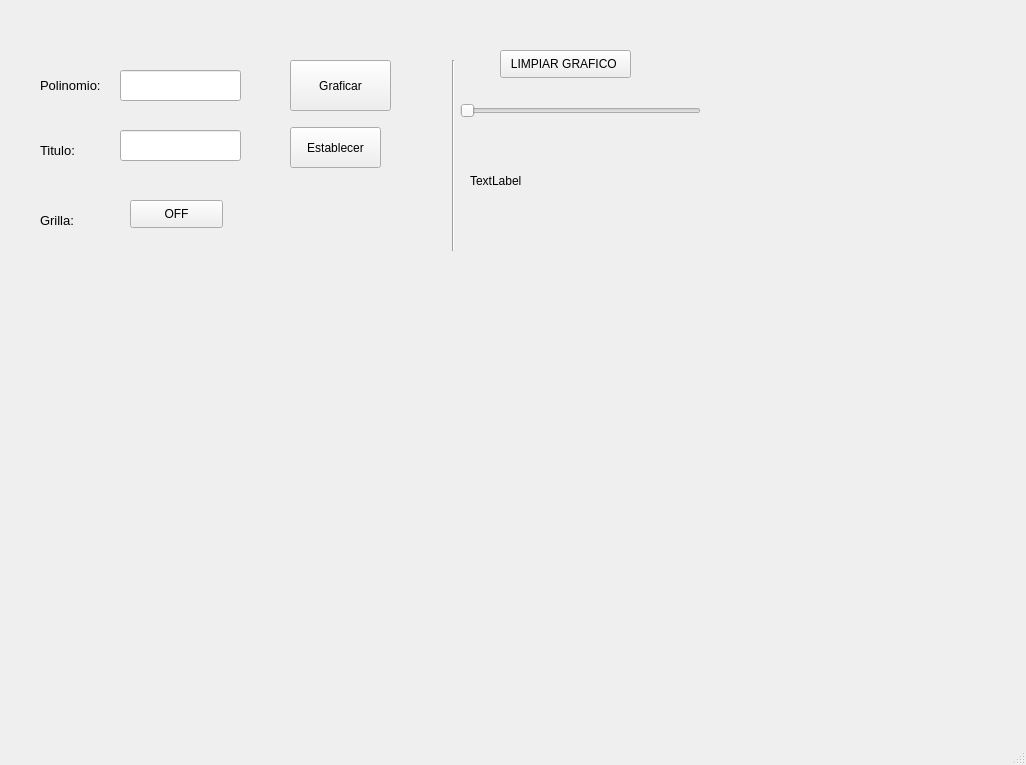
Above: Unidad 4/P4_ChecarPuedeVotar.ui from Emanuel-Izaguirre-Cortes-03/Pip_2025_1_eq_4_i before the change. Below: the same form after it.
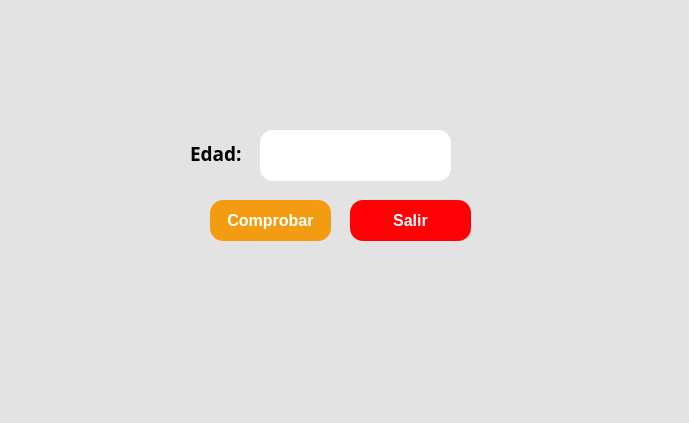
That is the form after the change. Icons and pictures are not drawn.

Patch:
```diff
--- a/Unidad 4/P4_ChecarPuedeVotar.ui
+++ b/Unidad 4/P4_ChecarPuedeVotar.ui
@@ -6,201 +6,174 @@
    <rect>
     <x>0</x>
     <y>0</y>
-    <width>1026</width>
-    <height>765</height>
+    <width>689</width>
+    <height>423</height>
    </rect>
   </property>
   <property name="windowTitle">
    <string>MainWindow</string>
   </property>
   <property name="styleSheet">
-   <string notr="true"/>
+   <string notr="true">background-color: rgb(227, 227, 227);</string>
   </property>
   <widget class="QWidget" name="centralwidget">
-   <widget class="QLabel" name="label">
-    <property name="geometry">
-     <rect>
-      <x>40</x>
-      <y>60</y>
-      <width>81</width>
-      <height>51</height>
-     </rect>
-    </property>
-    <property name="font">
-     <font>
-      <pointsize>10</pointsize>
-     </font>
-    </property>
-    <property name="text">
-     <string>Polinomio:</string>
-    </property>
-   </widget>
-   <widget class="QLineEdit" name="lineEdit">
-    <property name="geometry">
-     <rect>
-      <x>120</x>
-      <y>70</y>
-      <width>121</width>
-      <height>31</height>
-     </rect>
-    </property>
-   </widget>
-   <widget class="QLabel" name="label_2">
-    <property name="geometry">
-     <rect>
-      <x>40</x>
-      <y>120</y>
-      <width>101</width>
-      <height>61</height>
-     </rect>
-    </property>
-    <property name="font">
-     <font>
-      <pointsize>10</pointsize>
-     </font>
-    </property>
-    <property name="text">
-     <string>Titulo:</string>
-    </property>
-   </widget>
-   <widget class="QLineEdit" name="lineEdit_2">
-    <property name="geometry">
-     <rect>
-      <x>120</x>
-      <y>130</y>
-      <width>121</width>
-      <height>31</height>
-     </rect>
-    </property>
-   </widget>
-   <widget class="QPushButton" name="pushButton">
-    <property name="geometry">
-     <rect>
-      <x>290</x>
-      <y>60</y>
-      <width>101</width>
-      <height>51</height>
-     </rect>
-    </property>
-    <property name="text">
-     <string>Graficar</string>
-    </property>
-   </widget>
-   <widget class="QPushButton" name="pushButton_2">
-    <property name="geometry">
-     <rect>
-      <x>290</x>
-      <y>127</y>
-      <width>91</width>
-      <height>41</height>
-     </rect>
-    </property>
-    <property name="text">
-     <string>Establecer</string>
-    </property>
-   </widget>
    <widget class="QLabel" name="label_3">
     <property name="geometry">
      <rect>
-      <x>40</x>
-      <y>190</y>
-      <width>101</width>
-      <height>61</height>
+      <x>0</x>
+      <y>0</y>
+      <width>171</width>
+      <height>51</height>
      </rect>
     </property>
-    <property name="font">
-     <font>
-      <pointsize>10</pointsize>
-     </font>
-    </property>
     <property name="text">
-     <string>Grilla:</string>
+     <string/>
     </property>
-   </widget>
-   <widget class="QPushButton" name="pushButton_3">
-    <property name="geometry">
-     <rect>
-      <x>130</x>
-      <y>200</y>
-      <width>93</width>
-      <height>28</height>
-     </rect>
+    <property name="pixmap">
+     <pixmap>../../../3D Objects/UAT.png</pixmap>
     </property>
-    <property name="text">
-     <string>OFF</string>
-    </property>
-   </widget>
-   <widget class="Line" name="line">
-    <property name="geometry">
-     <rect>
-      <x>433</x>
-      <y>60</y>
-      <width>41</width>
-      <height>191</height>
-     </rect>
-    </property>
-    <property name="font">
-     <font>
-      <pointsize>10</pointsize>
-      <weight>75</weight>
-      <bold>true</bold>
-     </font>
-    </property>
-    <property name="styleSheet">
-     <string notr="true">color: rgb(0, 0, 0);</string>
-    </property>
-    <property name="orientation">
-     <enum>Qt::Vertical</enum>
-    </property>
-   </widget>
-   <widget class="QWidget" name="verticalLayoutWidget">
-    <property name="geometry">
-     <rect>
-      <x>20</x>
-      <y>290</y>
-      <width>671</width>
-      <height>411</height>
-     </rect>
-    </property>
-    <layout class="QVBoxLayout" name="verticalLayout"/>
-   </widget>
-   <widget class="QPushButton" name="pushButton_4">
-    <property name="geometry">
-     <rect>
-      <x>500</x>
-      <y>50</y>
-      <width>131</width>
-      <height>28</height>
-     </rect>
-    </property>
-    <property name="text">
-     <string>LIMPIAR GRAFICO </string>
-    </property>
-   </widget>
-   <widget class="QSlider" name="horizontalSlider">
-    <property name="geometry">
-     <rect>
-      <x>460</x>
-      <y>100</y>
-      <width>241</width>
-      <height>22</height>
-     </rect>
-    </property>
-    <property name="orientation">
-     <enum>Qt::Horizontal</enum>
+    <property name="scaledContents">
+     <bool>true</bool>
     </property>
    </widget>
    <widget class="QLabel" name="label_4">
     <property name="geometry">
      <rect>
-      <x>470</x>
-      <y>150</y>
-      <width>131</width>
-      <height>61</height>
+      <x>530</x>
+      <y>0</y>
+      <width>161</width>
+      <height>51</height>
      </rect>
     </property>
     <property name="text">
-     <string>TextLabel</string>
+     <string/>
+    </property>
+    <property name="pixmap">
+     <pixmap>../../../3D Objects/facultad_ingenieria_tampico.png</pixmap>
+    </property>
+    <property name="scaledContents">
+     <bool>true</bool>
+    </property>
+   </widget>
+   <widget class="QLabel" name="label_5">
+    <property name="geometry">
+     <rect>
+      <x>590</x>
+      <y>290</y>
+      <width>91</width>
+      <height>81</height>
+     </rect>
+    </property>
+    <property name="font">
+     <font>
+      <pointsize>8</pointsize>
+     </font>
+    </property>
+    <property name="cursor">
+     <cursorShape>ArrowCursor</cursorShape>
+    </property>
+    <property name="styleSheet">
+     <string notr="true"/>
+    </property>
+    <property name="text">
+     <string/>
+    </property>
+    <property name="pixmap">
+     <pixmap>../../../3D Objects/Castor.jpg</pixmap>
+    </property>
+    <property name="scaledContents">
+     <bool>true</bool>
+    </property>
+   </widget>
+   <widget class="QLabel" name="label">
+    <property name="geometry">
+     <rect>
+      <x>190</x>
+      <y>140</y>
+      <width>71</width>
+      <height>21</height>
+     </rect>
+    </property>
+    <property name="font">
+     <font>
+      <family>Rockwell</family>
+     </font>
+    </property>
+    <property name="text">
+     <string>&lt;html&gt;&lt;head/&gt;&lt;body&gt;&lt;p&gt;&lt;span style=&quot; font-size:14pt; font-weight:600;&quot;&gt;Edad:&lt;/span&gt;&lt;/p&gt;&lt;/body&gt;&lt;/html&gt;</string>
+    </property>
+   </widget>
+   <widget class="QLineEdit" name="txt_edad">
+    <property name="geometry">
+     <rect>
+      <x>260</x>
+      <y>130</y>
+      <width>191</width>
+      <height>51</height>
+     </rect>
+    </property>
+    <property name="font">
+     <font>
+      <pointsize>14</pointsize>
+     </font>
+    </property>
+    <property name="styleSheet">
+     <string notr="true">background-color: rgb(255, 255, 255);
+border-radius:13px;</string>
+    </property>
+    <property name="text">
+     <string/>
+    </property>
+   </widget>
+   <widget class="QPushButton" name="btn_comprobar">
+    <property name="geometry">
+     <rect>
+      <x>210</x>
+      <y>200</y>
+      <width>121</width>
+      <height>41</height>
+     </rect>
+    </property>
+    <property name="font">
+     <font>
+      <pointsize>12</pointsize>
+      <weight>75</weight>
+      <bold>true</bold>
+     </font>
+    </property>
+    <property name="styleSheet">
+     <string notr="true">background-color: #F39C12;
+border-radius:13px;
+color: rgb(255, 255, 255);</string>
+    </property>
+    <property name="text">
+     <string>Comprobar</string>
+    </property>
+   </widget>
+   <widget class="QPushButton" name="btn_salir">
+    <property name="geometry">
+     <rect>
+      <x>350</x>
+      <y>200</y>
+      <width>121</width>
+      <height>41</height>
+     </rect>
+    </property>
+    <property name="font">
+     <font>
+      <pointsize>12</pointsize>
+      <weight>75</weight>
+      <bold>true</bold>
+     </font>
+    </property>
+    <property name="styleSheet">
+     <string notr="true">color: rgb(255, 255, 255);
+background-color: rgb(255, 0, 4);
+border-radius:13px;
+</string>
+    </property>
+    <property name="text">
+     <string>Salir</string>
     </property>
    </widget>
   </widget>
```
Left out of the diff: 4 changed lines with no effect on the pictures.
